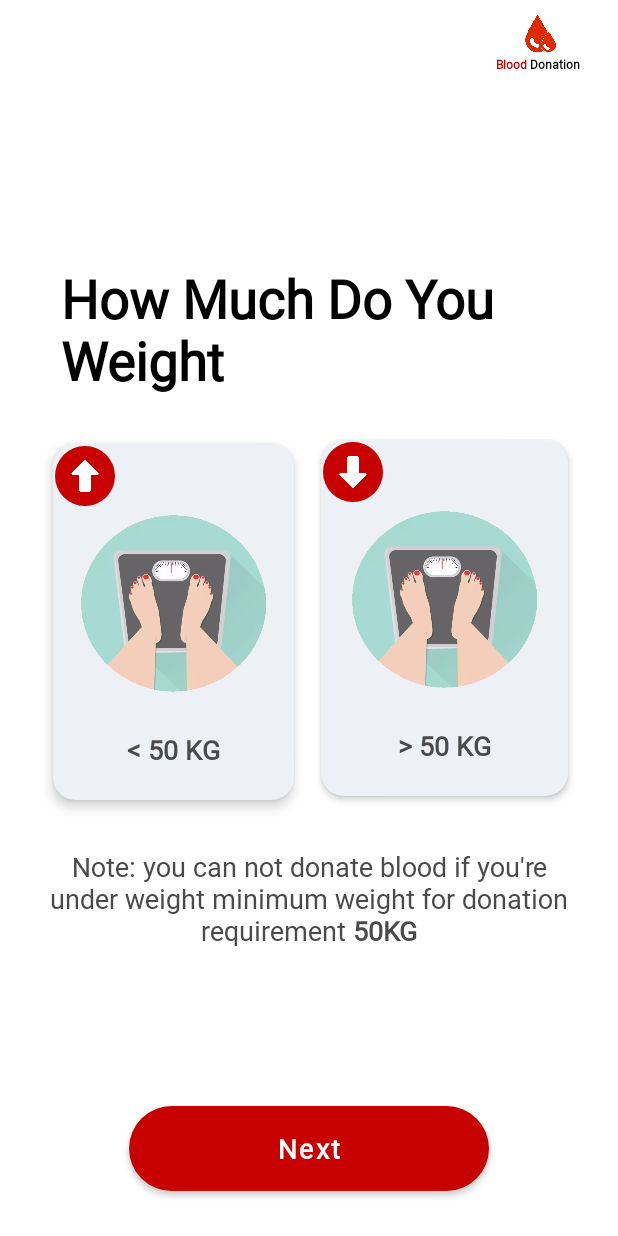
After one commit to anikrakib/BloodDonation, an Android app: the fragment WeightFragment placed in its activity, on a phone screen of 412 x 824 dp. The commit adds this screen. Run offline under Robolectric (Android 15) with nearby library versions, the phone set to English and light mode, and no system bars.

Commit message:
WeightFragment design Complete

```diff
--- a/app/src/main/java/com/anikrakib/blooddonation/Fragment/BloodGroupFragment.java
+++ b/app/src/main/java/com/anikrakib/blooddonation/Fragment/BloodGroupFragment.java
@@ -76,11 +76,11 @@
                 Log.d ("receiveBundle", key + " is a key in the bundle");
             }
 
-            BloodGroupFragment bloodGroupFragment = new BloodGroupFragment();
-            bloodGroupFragment.setArguments(sendBundle);
+            WeightFragment weightFragment = new WeightFragment();
+            weightFragment.setArguments(sendBundle);
             assert getFragmentManager() != null;
             getFragmentManager().beginTransaction()
-                    .replace(SignUpActivity.activitySignUpBinding.container.getId(),bloodGroupFragment)
+                    .replace(SignUpActivity.activitySignUpBinding.container.getId(),weightFragment)
                     .commit();
         });
 
--- /dev/null
+++ b/app/src/main/java/com/anikrakib/blooddonation/Fragment/WeightFragment.java
@@ -0,0 +1,27 @@
+package com.anikrakib.blooddonation.Fragment;
+
+import android.os.Bundle;
+
+import androidx.fragment.app.Fragment;
+
+import android.view.LayoutInflater;
+import android.view.View;
+import android.view.ViewGroup;
+
+import com.anikrakib.blooddonation.R;
+
+public class WeightFragment extends Fragment {
+
+
+    @Override
+    public void onCreate(Bundle savedInstanceState) {
+        super.onCreate(savedInstanceState);
+    }
+
+    @Override
+    public View onCreateView(LayoutInflater inflater, ViewGroup container,
+                             Bundle savedInstanceState) {
+        // Inflate the layout for this fragment
+        return inflater.inflate(R.layout.fragment_weight, container, false);
+    }
+}
--- /dev/null
+++ b/app/src/main/res/layout/fragment_weight.xml
@@ -0,0 +1,168 @@
+<?xml version="1.0" encoding="utf-8"?>
+<androidx.constraintlayout.widget.ConstraintLayout xmlns:android="http://schemas.android.com/apk/res/android"
+    xmlns:tools="http://schemas.android.com/tools"
+    android:layout_width="match_parent"
+    android:layout_height="match_parent"
+    xmlns:app="http://schemas.android.com/apk/res-auto"
+    tools:context=".Fragment.AboutYouFragment"
+    tools:targetApi="lollipop"
+    tools:ignore="HardcodedText,ContentDescription" >
+
+    <LinearLayout
+        android:layout_width="wrap_content"
+        android:layout_height="0dp"
+        android:layout_marginStart="@dimen/margin_10dp"
+        android:layout_marginEnd="@dimen/margin_10dp"
+        android:gravity="center"
+        android:orientation="vertical"
+        app:layout_constraintBottom_toTopOf="@+id/nextButton"
+        app:layout_constraintEnd_toEndOf="parent"
+        app:layout_constraintStart_toStartOf="parent"
+        app:layout_constraintTop_toTopOf="parent">
+
+        <TextView
+            android:layout_width="match_parent"
+            android:layout_height="wrap_content"
+            android:text="How Much Do You Weight"
+            android:textStyle="bold"
+            android:textSize="35sp"
+            android:layout_marginStart="@dimen/margin_15dp"
+            android:layout_marginEnd="@dimen/margin_15dp"
+            android:textColor="@color/primaryTextColor"/>
+
+        <LinearLayout
+            android:layout_width="match_parent"
+            android:layout_height="wrap_content"
+            android:orientation="horizontal"
+            android:layout_marginTop="@dimen/margin_20dp">
+
+            <androidx.cardview.widget.CardView
+                android:layout_width="0dp"
+                android:layout_height="wrap_content"
+                android:layout_weight="1"
+                app:cardBackgroundColor="@color/textBoxBackgroundColor"
+                app:cardCornerRadius="@dimen/margin_15dp"
+                android:elevation="@dimen/margin_5dp"
+                app:cardElevation="5dp"
+                android:outlineAmbientShadowColor="@color/black"
+                app:cardUseCompatPadding="true"
+                app:contentPadding="1dp">
+
+                <RelativeLayout
+                    android:layout_width="match_parent"
+                    android:layout_height="match_parent">
+
+                    <ImageView
+                        android:id="@+id/imageView"
+                        android:layout_width="@dimen/margin_40dp"
+                        android:layout_height="@dimen/margin_40dp"
+                        android:rotation="-90"
+                        android:padding="6dp"
+                        android:src="@drawable/arrow"
+                        android:background="@drawable/blood_group_selected_background"
+                        app:tint="@color/white"
+                        android:layout_alignParentStart="true"
+                        android:layout_alignParentTop="true" />
+
+                    <ImageView
+                        android:id="@+id/imageView2"
+                        android:layout_below="@+id/imageView"
+                        android:layout_width="130dp"
+                        android:layout_height="130dp"
+                        android:scaleType="fitXY"
+                        android:src="@drawable/female_weight_scale"
+                        android:layout_centerHorizontal="true"/>
+
+                    <TextView
+                        android:layout_width="wrap_content"
+                        android:layout_height="wrap_content"
+                        android:text="&#60; 50 KG"
+                        android:textColor="@color/secondaryTextColor"
+                        android:layout_below="@id/imageView2"
+                        android:textSize="@dimen/text_size_18sp"
+                        android:textStyle="bold"
+                        android:layout_centerHorizontal="true"
+                        android:layout_marginTop="@dimen/margin_20dp"
+                        android:layout_marginBottom="@dimen/margin_20dp"/>
+
+                </RelativeLayout>
+
+            </androidx.cardview.widget.CardView>
+
+            <androidx.cardview.widget.CardView
+                android:layout_width="0dp"
+                android:layout_height="wrap_content"
+                android:layout_weight="1"
+                app:cardBackgroundColor="@color/textBoxBackgroundColor"
+                app:cardCornerRadius="@dimen/margin_15dp"
+                android:elevation="@dimen/margin_5dp"
+                app:cardElevation="3dp"
+                android:outlineAmbientShadowColor="@color/black"
+                app:cardUseCompatPadding="true"
+                app:contentPadding="1dp">
+
+                <RelativeLayout
+                    android:layout_width="match_parent"
+                    android:layout_height="match_parent">
+
+                    <ImageView
+                        android:id="@+id/imageView3"
+                        android:layout_width="@dimen/margin_40dp"
+                        android:layout_height="@dimen/margin_40dp"
+                        android:rotation="90"
+                        android:padding="6dp"
+                        android:src="@drawable/arrow"
+                        android:background="@drawable/blood_group_selected_background"
+                        app:tint="@color/white"
+                        android:layout_alignParentStart="true"
+                        android:layout_alignParentTop="true" />
+
+                    <ImageView
+                        android:id="@+id/imageView4"
+                        android:layout_below="@+id/imageView3"
+                        android:layout_width="130dp"
+                        android:layout_height="130dp"
+                        android:scaleType="fitXY"
+                        android:src="@drawable/female_weight_scale"
+                        android:layout_centerHorizontal="true"/>
+
+                    <TextView
+                        android:layout_width="wrap_content"
+                        android:layout_height="wrap_content"
+                        android:text="&#62; 50 KG"
+                        android:textColor="@color/secondaryTextColor"
+                        android:layout_below="@id/imageView4"
+                        android:textSize="@dimen/text_size_18sp"
+                        android:textStyle="bold"
+                        android:layout_centerHorizontal="true"
+                        android:layout_marginTop="@dimen/margin_20dp"
+                        android:layout_marginBottom="@dimen/margin_20dp"/>
+
+                </RelativeLayout>
+
+            </androidx.cardview.widget.CardView>
+
+        </LinearLayout>
+
+        <TextView
+            android:layout_width="match_parent"
+            android:layout_height="wrap_content"
+            android:text="@string/weightHints"
+            android:textColor="@color/secondaryTextColor"
+            android:gravity="center"
+            android:textSize="@dimen/text_size_18sp"
+            android:layout_marginTop="@dimen/margin_20dp"/>
+
+
+    </LinearLayout>
+
+    <Button
+        android:id="@+id/nextButton"
+        style="@style/fragmentNextButtonStyle"
+        android:layout_width="@dimen/fragment_next_button_width"
+        android:layout_height="wrap_content"
+        app:layout_constraintBottom_toBottomOf="parent"
+        app:layout_constraintEnd_toEndOf="parent"
+        app:layout_constraintStart_toStartOf="parent" />
+
+</androidx.constraintlayout.widget.ConstraintLayout>
--- a/app/src/main/res/values/strings.xml
+++ b/app/src/main/res/values/strings.xml
@@ -3,4 +3,6 @@
     <string name="lorem">It is a long established fact that a reader will be distracted by the readable content of a page when looking at its layout. The point of using Lorem Ipsum is that it has a more-or-less normal distribution of letters,</string>
     <string name="aboutYouHints">Provide your real name for your identity. Your name will be used for search</string>
     <string name="contactInformationHints">Please provide correct phone no. This information will keep safe</string>
+    <string name="bloodGroupHints">Your blood group need to be accurate. If you don\'t know about it please contact nearest clinic</string>
+    <string name="weightHints">Note: you can not donate blood if you\'re under weight minimum weight for donation requirement <b>50KG</b></string>
 </resources>
```
Also changed, not shown: app/src/main/res/drawable-v24/arrow.png (added), app/src/main/res/drawable-v24/female_weight_scale.webp (added).
